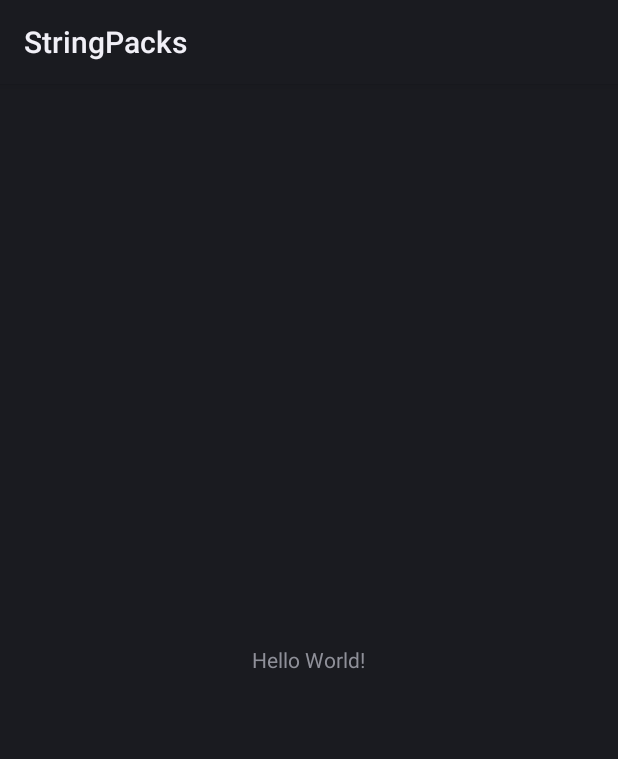
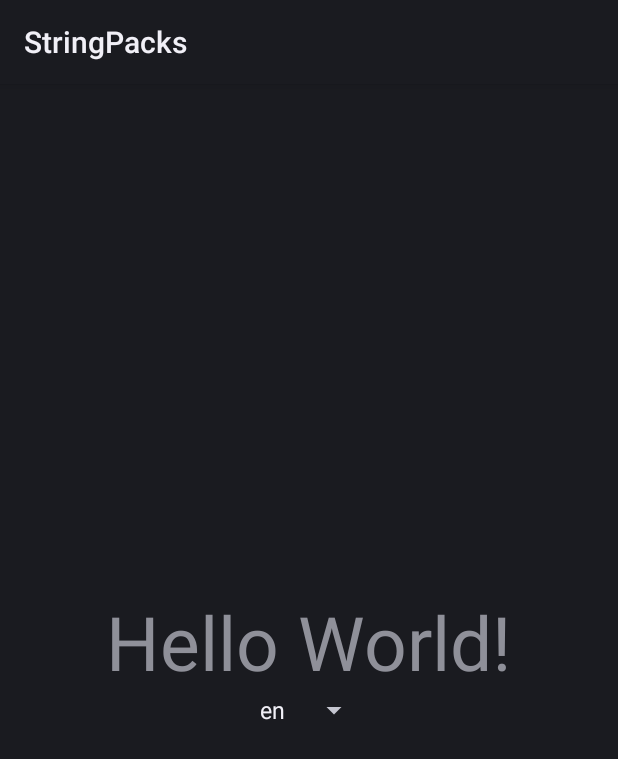
Before and after one commit to WhatsApp/StringPacks, an Android app: the screen it shows after launch (MainActivity), on a phone screen of 412 x 824 dp. Shown: the top 759 px of the screen. Run offline under Robolectric (Android 15) with nearby library versions, the phone set to English and light mode, and no system bars.

Commit message:
Adding stringpack sample app
Summary: Show a TextBox with “Hello World” and a dropbox to pick language, then the text would be changed to that language

Reviewed By: Ider

Differential Revision: D19592187

fbshipit-source-id: 710b3a7c2a7989bc87726027d91e54def368d30f

```diff
--- a/sample/app/src/main/AndroidManifest.xml
+++ b/sample/app/src/main/AndroidManifest.xml
@@ -3,6 +3,7 @@
         package="com.whatsapp.stringpacks.sample">
 
     <application
+            android:name=".SampleApplication"
             android:allowBackup="true"
             android:icon="@drawable/ic_launcher"
             android:label="@string/app_name"
--- a/sample/app/src/main/java/com/whatsapp/stringpacks/sample/MainActivity.java
+++ b/sample/app/src/main/java/com/whatsapp/stringpacks/sample/MainActivity.java
@@ -7,13 +7,87 @@
 package com.whatsapp.stringpacks.sample;
 
 import android.app.Activity;
+import android.content.Context;
+import android.content.Intent;
+import android.content.res.Configuration;
+import android.content.res.Resources;
 import android.os.Bundle;
+import android.util.AttributeSet;
+import android.view.View;
+import android.widget.AdapterView;
+import android.widget.ArrayAdapter;
+import android.widget.Spinner;
+import android.widget.TextView;
+import com.whatsapp.stringpacks.StringPackContext;
+import com.whatsapp.stringpacks.StringPacks;
+
+import java.util.Locale;
 
 public class MainActivity extends Activity {
+
+    private int mSelectedPos = 0;
+    private static final String LANGUAGE_KEY = "language_key";
 
     @Override
     protected void onCreate(Bundle savedInstanceState) {
         super.onCreate(savedInstanceState);
         setContentView(R.layout.activity_main);
+        // Need this to force reset the locale
+        StringPacks.getInstance().setUp(getBaseContext());
+
+        ((TextView) findViewById(R.id.text_view)).setText(getBaseContext().getString(R.string.hello_world));
+        Spinner spinner = findViewById(R.id.language_spinner);
+        ArrayAdapter<CharSequence> adapter = ArrayAdapter.createFromResource(this,
+                R.array.languages, android.R.layout.simple_spinner_item);
+        adapter.setDropDownViewResource(android.R.layout.simple_spinner_dropdown_item);
+        spinner.setAdapter(adapter);
+
+        spinner.setOnItemSelectedListener(new AdapterView .OnItemSelectedListener() {
+
+            public void onItemSelected(AdapterView<?> parent, View view,
+                                       int pos, long id) {
+                // An item was selected. You can retrieve the selected item using
+                if (mSelectedPos != pos) {
+                    setNewLocale(parent.getItemAtPosition(pos).toString(), pos);
+                    mSelectedPos = pos;
+                }
+            }
+
+            public void onNothingSelected(AdapterView<?> parent) {
+                // Another interface callback
+            }
+        });
+        Intent intent = getIntent();
+        if (intent != null) {
+            mSelectedPos = intent.getIntExtra(LANGUAGE_KEY, 0);
+            spinner.setSelection(mSelectedPos);
+        }
+    }
+
+    @Override
+    public View onCreateView(View parent, String name, Context context, AttributeSet attrs) {
+        return super.onCreateView(parent, name, context, attrs);
+    }
+
+    @Override
+    protected void attachBaseContext(Context base) {
+        super.attachBaseContext(StringPackContext.wrap(base));
+    }
+
+
+    private void setNewLocale(String language, int pos) {
+        Locale locale = new Locale(language);
+        Locale.setDefault(locale);
+        Resources resources = getBaseContext().getResources();
+        Configuration config = new Configuration(resources.getConfiguration());
+        Locale.setDefault(locale);
+        config.locale = locale;
+        resources.updateConfiguration(config, resources.getDisplayMetrics());
+
+        Intent intent = new Intent(this, MainActivity.class);
+        Bundle bundle = new Bundle();
+        bundle.putInt(LANGUAGE_KEY, pos);
+        intent.putExtras(bundle);
+        startActivity(intent.addFlags(Intent.FLAG_ACTIVITY_CLEAR_TASK | Intent.FLAG_ACTIVITY_NEW_TASK));
     }
 }
--- /dev/null
+++ b/sample/app/src/main/java/com/whatsapp/stringpacks/sample/SampleApplication.java
@@ -0,0 +1,23 @@
+/* Copyright (c) Facebook, Inc. and its affiliates. All rights reserved.
+ *
+ * This source code is licensed under the Apache 2.0 license found in
+ * the LICENSE file in the root directory of this source tree.
+ */
+
+package com.whatsapp.stringpacks.sample;
+
+import android.app.Application;
+import android.content.Context;
+import android.content.res.Configuration;
+import com.whatsapp.stringpacks.StringPackContext;
+import com.whatsapp.stringpacks.StringPacks;
+
+public class SampleApplication extends Application {
+
+    @Override
+    protected void attachBaseContext(Context base) {
+        StringPackIds.registerStringPackIds();
+        StringPacks.getInstance().setUp(base);
+        super.attachBaseContext(StringPackContext.wrap(base));
+    }
+}
--- a/sample/app/src/main/java/com/whatsapp/stringpacks/sample/StringPackIds.java
+++ b/sample/app/src/main/java/com/whatsapp/stringpacks/sample/StringPackIds.java
@@ -14,6 +14,7 @@ public class StringPackIds {
     StringPacks.getInstance().register(
         new int[] {
             // region StringPacks ID Map
+          R.string.hello_world, 0,
             // endregion
         });
   }
--- a/sample/app/src/main/res/layout/activity_main.xml
+++ b/sample/app/src/main/res/layout/activity_main.xml
@@ -5,13 +5,17 @@
         android:layout_height="match_parent"
         android:gravity="center"
         android:orientation="vertical"
-    tools:context=".MainActivity"
-    >
+        tools:context=".MainActivity">
+
 
     <TextView
+            android:id="@+id/text_view"
             android:layout_width="wrap_content"
             android:layout_height="wrap_content"
-        android:text="Hello World!"
-        />
+            android:textSize="50sp" />
 
+    <Spinner
+            android:id="@+id/language_spinner"
+            android:layout_width="wrap_content"
+            android:layout_height="wrap_content" />
 </LinearLayout>
--- a/sample/app/src/main/res/values/strings.xml
+++ b/sample/app/src/main/res/values/strings.xml
@@ -1,3 +1,11 @@
 <resources>
     <string name="app_name">StringPacks</string>
+    <string name="hello_world">Hello World!</string>
+    <string-array name="languages">
+        <item>en</item>
+        <item>fr</item>
+        <item>es</item>
+        <item>ii</item>
+        <item>ar</item>
+    </string-array>
 </resources>
```
Also changed, not shown: 4 other files. Lines whose indentation alone changed are shown as unchanged.
